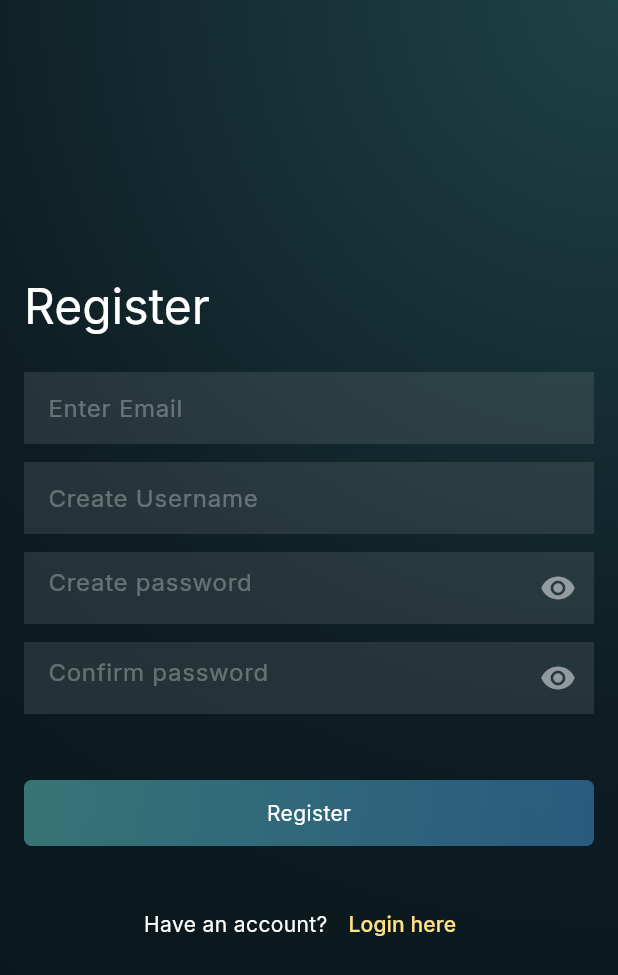
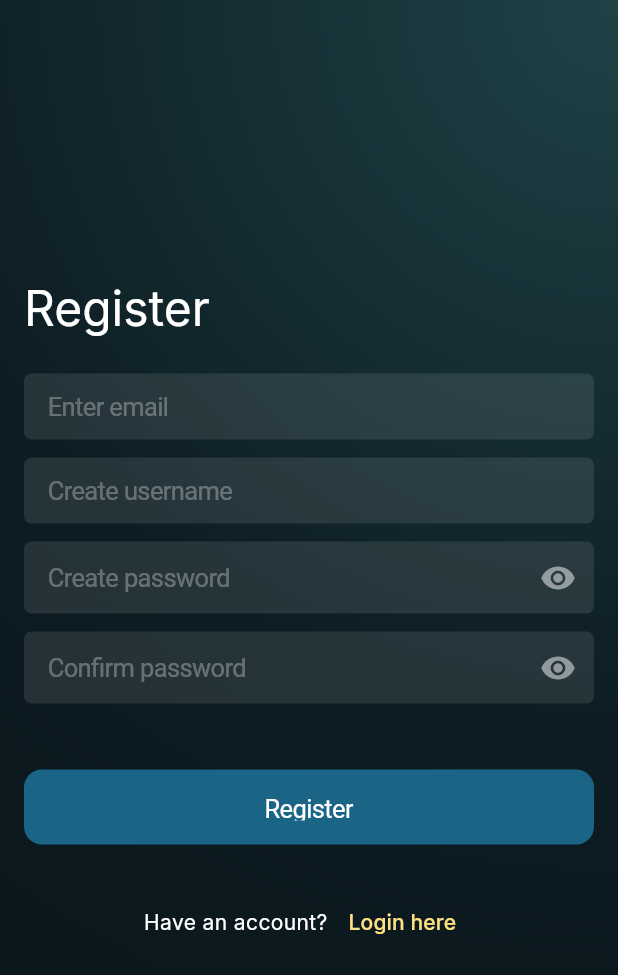
Before and after one commit to adityaw24/youapp_frontend, a Flutter app: the screen it shows after launch, after a tap on "Register here", on a phone screen of 412 x 824 dp. Shown: the top 975 px of the screen. Run offline on Flutter 3.47's test engine with Material 3 defaults, Android fonts, the phone set to English and light mode, and no system bars; our stand-ins replace flutter_riverpod, flutter_secure_storage, google_fonts, hexcolor, jwt_decoder.

```diff
--- a/lib/view/screen/login_screen.dart
+++ b/lib/view/screen/login_screen.dart
@@ -1,11 +1,15 @@
 import 'dart:convert';
 
+import 'package:flutter/cupertino.dart';
 import 'package:flutter/material.dart';
 import 'package:hexcolor/hexcolor.dart';
 import 'package:google_fonts/google_fonts.dart';
 import 'package:youapp_frontend/controller/network/http_request.dart';
+import 'package:youapp_frontend/service/storage_service.dart';
+import 'package:youapp_frontend/view/screen/profile_screen.dart';
 
 const httpRequest = HttpRequest();
+final storage = StorageService();
 
 class LoginScreen extends StatefulWidget {
   const LoginScreen({
@@ -25,6 +29,7 @@ class _LoginScreenState extends State<LoginScreen> {
   final _emailController = TextEditingController();
   final _passwordController = TextEditingController();
   String? errorMessage;
+  dynamic userData;
 
   @override
   void dispose() {
@@ -35,6 +40,20 @@ class _LoginScreenState extends State<LoginScreen> {
 
   void _handleRegister() {
     widget.onRegister(true);
+  }
+
+  void _goProfile() {
+    storage.readData('user_data').then((value) {
+      setState(() {
+        userData = jsonDecode(value!);
+      });
+    });
+
+    Navigator.of(context).push(
+      MaterialPageRoute(
+        builder: (context) => ProfileScreen(userData: userData),
+      ),
+    );
   }
 
   void _onSubmit() async {
@@ -66,6 +85,7 @@ class _LoginScreenState extends State<LoginScreen> {
     } on Exception catch (err) {
       // print('error => $err');
       setState(() {
+        _isSubmit = false;
         errorMessage = err.toString();
       });
     }
@@ -73,6 +93,11 @@ class _LoginScreenState extends State<LoginScreen> {
     setState(() {
       _isSubmit = false;
     });
+
+    _emailController.clear();
+    _passwordController.clear();
+
+    _goProfile();
   }
 
   void _snackbarNotification(String message) {
@@ -120,17 +145,21 @@ class _LoginScreenState extends State<LoginScreen> {
                   const SizedBox(
                     height: 24,
                   ),
-                  TextField(
+                  CupertinoTextField.borderless(
+                    placeholder: 'Enter email',
                     controller: _emailController,
-                    decoration: const InputDecoration(
-                      hintText: 'Enter Email',
-                      hintStyle: TextStyle(
+                    decoration: const BoxDecoration(
+                      borderRadius: BorderRadius.all(
+                        Radius.circular(5),
+                      ),
+                      color: Color.fromRGBO(255, 255, 255, 0.1),
+                    ),
+                    placeholderStyle: const TextStyle(
                       color: Color.fromRGBO(255, 255, 255, 0.3),
                     ),
-                      fillColor: Color.fromRGBO(255, 255, 255, 0.1),
-                      enabledBorder: InputBorder.none,
-                      alignLabelWithHint: false,
-                      filled: true,
+                    padding: const EdgeInsets.symmetric(
+                      vertical: 12,
+                      horizontal: 16,
                     ),
                     enableSuggestions: true,
                     style: const TextStyle(
@@ -140,17 +169,24 @@ class _LoginScreenState extends State<LoginScreen> {
                   const SizedBox(
                     height: 12,
                   ),
-                  TextField(
+                  CupertinoTextField.borderless(
+                    placeholder: 'Enter password',
                     controller: _passwordController,
                     obscureText: !_passwordVisible,
-                    decoration: InputDecoration(
-                      hintText: 'Enter password',
-                      hintStyle: const TextStyle(
+                    decoration: const BoxDecoration(
+                      borderRadius: BorderRadius.all(
+                        Radius.circular(5),
+                      ),
+                      color: Color.fromRGBO(255, 255, 255, 0.1),
+                    ),
+                    placeholderStyle: const TextStyle(
                       color: Color.fromRGBO(255, 255, 255, 0.3),
                     ),
-                      fillColor: const Color.fromRGBO(255, 255, 255, 0.1),
-                      enabledBorder: InputBorder.none,
-                      suffixIcon: IconButton(
+                    padding: const EdgeInsets.symmetric(
+                      vertical: 12,
+                      horizontal: 16,
+                    ),
+                    suffix: IconButton(
                       icon: Icon(
                         _passwordVisible
                             ? Icons.visibility_off
@@ -165,10 +201,7 @@ class _LoginScreenState extends State<LoginScreen> {
                         );
                       },
                     ),
-                      alignLabelWithHint: false,
-                      filled: true,
-                    ),
-                    // keyboardType: TextInputType.visiblePassword,
+                    keyboardType: TextInputType.visiblePassword,
                     textInputAction: TextInputAction.done,
                     style: const TextStyle(
                       color: Colors.white,
@@ -187,39 +220,16 @@ class _LoginScreenState extends State<LoginScreen> {
                   const SizedBox(
                     height: 28,
                   ),
-                  GestureDetector(
-                    onTap: _onSubmit,
-                    child: DecoratedBox(
-                      decoration: const BoxDecoration(
-                        shape: BoxShape.rectangle,
-                        borderRadius: BorderRadius.all(
-                          Radius.circular(5),
-                        ),
-                        gradient: LinearGradient(
-                          colors: [
-                            // HexColor('#62CDCB80'),
-                            // HexColor('#4599DB80'),
-                            Color.fromRGBO(98, 205, 203, 0.5),
-                            Color.fromRGBO(69, 153, 219, 0.5)
-                          ],
-                          begin: Alignment.centerLeft,
-                          end: Alignment.centerRight,
-                        ),
-                      ),
-                      child: Center(
-                        child: Padding(
-                          padding: const EdgeInsets.symmetric(
-                            horizontal: 20,
-                            vertical: 12,
-                          ),
-                          child: Text(
-                            _isSubmit ? 'Loading...' : 'Login',
-                            style: const TextStyle(
+                  SizedBox(
+                    height: 50,
+                    width: double.infinity,
+                    child: CupertinoButton.filled(
+                      onPressed: _onSubmit,
+                      child: _isSubmit
+                          ? const CupertinoActivityIndicator(
                               color: Colors.white,
-                            ),
-                          ),
-                        ),
-                      ),
+                            )
+                          : const Text('Login'),
                     ),
                   ),
                   const SizedBox(
--- a/lib/view/screen/register_screen.dart
+++ b/lib/view/screen/register_screen.dart
@@ -1,5 +1,6 @@
 import 'dart:convert';
 
+import 'package:flutter/cupertino.dart';
 import 'package:flutter/material.dart';
 import 'package:hexcolor/hexcolor.dart';
 import 'package:google_fonts/google_fonts.dart';
@@ -95,6 +96,11 @@ class _RegisterScreenState extends State<RegisterScreen> {
       _isSubmit = false;
     });
 
+    _emailController.clear();
+    _passwordController.clear();
+    _confirmPasswordController.clear();
+    _usernameController.clear();
+
     _goLogin();
     _snackbarNotification('${resultMessage!}. Please Login.');
   }
@@ -148,39 +154,21 @@ class _RegisterScreenState extends State<RegisterScreen> {
                   const SizedBox(
                     height: 24,
                   ),
-                  TextField(
+                  CupertinoTextField.borderless(
+                    placeholder: 'Enter email',
                     controller: _emailController,
-                    decoration: const InputDecoration(
-                      hintText: 'Enter Email',
-                      hintStyle: TextStyle(
+                    decoration: const BoxDecoration(
+                      borderRadius: BorderRadius.all(
+                        Radius.circular(5),
+                      ),
+                      color: Color.fromRGBO(255, 255, 255, 0.1),
+                    ),
+                    placeholderStyle: const TextStyle(
                       color: Color.fromRGBO(255, 255, 255, 0.3),
                     ),
-                      fillColor: Color.fromRGBO(255, 255, 255, 0.1),
-                      enabledBorder: InputBorder.none,
-                      alignLabelWithHint: false,
-                      filled: true,
-                    ),
-                    keyboardType: TextInputType.emailAddress,
-                    textCapitalization: TextCapitalization.none,
-                    enableSuggestions: true,
-                    style: const TextStyle(
-                      color: Colors.white,
-                    ),
-                  ),
-                  const SizedBox(
-                    height: 12,
-                  ),
-                  TextField(
-                    controller: _usernameController,
-                    decoration: const InputDecoration(
-                      hintText: 'Create Username',
-                      hintStyle: TextStyle(
-                        color: Color.fromRGBO(255, 255, 255, 0.3),
-                      ),
-                      fillColor: Color.fromRGBO(255, 255, 255, 0.1),
-                      enabledBorder: InputBorder.none,
-                      alignLabelWithHint: false,
-                      filled: true,
+                    padding: const EdgeInsets.symmetric(
+                      vertical: 12,
+                      horizontal: 16,
                     ),
                     enableSuggestions: true,
                     style: const TextStyle(
@@ -190,17 +178,48 @@ class _RegisterScreenState extends State<RegisterScreen> {
                   const SizedBox(
                     height: 12,
                   ),
-                  TextField(
+                  CupertinoTextField.borderless(
+                    placeholder: 'Create username',
+                    controller: _usernameController,
+                    decoration: const BoxDecoration(
+                      borderRadius: BorderRadius.all(
+                        Radius.circular(5),
+                      ),
+                      color: Color.fromRGBO(255, 255, 255, 0.1),
+                    ),
+                    placeholderStyle: const TextStyle(
+                      color: Color.fromRGBO(255, 255, 255, 0.3),
+                    ),
+                    padding: const EdgeInsets.symmetric(
+                      vertical: 12,
+                      horizontal: 16,
+                    ),
+                    enableSuggestions: true,
+                    style: const TextStyle(
+                      color: Colors.white,
+                    ),
+                  ),
+                  const SizedBox(
+                    height: 12,
+                  ),
+                  CupertinoTextField.borderless(
+                    placeholder: 'Create password',
                     controller: _passwordController,
                     obscureText: !_passwordVisible,
-                    decoration: InputDecoration(
-                      hintText: 'Create password',
-                      hintStyle: const TextStyle(
+                    decoration: const BoxDecoration(
+                      borderRadius: BorderRadius.all(
+                        Radius.circular(5),
+                      ),
+                      color: Color.fromRGBO(255, 255, 255, 0.1),
+                    ),
+                    placeholderStyle: const TextStyle(
                       color: Color.fromRGBO(255, 255, 255, 0.3),
                     ),
-                      fillColor: const Color.fromRGBO(255, 255, 255, 0.1),
-                      enabledBorder: InputBorder.none,
-                      suffixIcon: IconButton(
+                    padding: const EdgeInsets.symmetric(
+                      vertical: 12,
+                      horizontal: 16,
+                    ),
+                    suffix: IconButton(
                       icon: Icon(
                         _passwordVisible
                             ? Icons.visibility_off
@@ -215,10 +234,7 @@ class _RegisterScreenState extends State<RegisterScreen> {
                         );
                       },
                     ),
-                      alignLabelWithHint: false,
-                      filled: true,
-                    ),
-                    // keyboardType: TextInputType.visiblePassword,
+                    keyboardType: TextInputType.visiblePassword,
                     textInputAction: TextInputAction.done,
                     style: const TextStyle(
                       color: Colors.white,
@@ -227,17 +243,24 @@ class _RegisterScreenState extends State<RegisterScreen> {
                   const SizedBox(
                     height: 12,
                   ),
-                  TextField(
+                  CupertinoTextField.borderless(
+                    placeholder: 'Confirm password',
                     controller: _confirmPasswordController,
                     obscureText: !_confirmPasswordVisible,
-                    decoration: InputDecoration(
-                      hintText: 'Confirm password',
-                      hintStyle: const TextStyle(
+                    decoration: const BoxDecoration(
+                      borderRadius: BorderRadius.all(
+                        Radius.circular(5),
+                      ),
+                      color: Color.fromRGBO(255, 255, 255, 0.1),
+                    ),
+                    placeholderStyle: const TextStyle(
                       color: Color.fromRGBO(255, 255, 255, 0.3),
                     ),
-                      fillColor: const Color.fromRGBO(255, 255, 255, 0.1),
-                      enabledBorder: InputBorder.none,
-                      suffixIcon: IconButton(
+                    padding: const EdgeInsets.symmetric(
+                      vertical: 12,
+                      horizontal: 16,
+                    ),
+                    suffix: IconButton(
                       icon: Icon(
                         _confirmPasswordVisible
                             ? Icons.visibility_off
@@ -247,14 +270,10 @@ class _RegisterScreenState extends State<RegisterScreen> {
                       onPressed: () {
                         setState(
                           () {
-                              _confirmPasswordVisible =
-                                  !_confirmPasswordVisible;
+                            _confirmPasswordVisible = !_confirmPasswordVisible;
                           },
                         );
                       },
-                      ),
-                      alignLabelWithHint: false,
-                      filled: true,
                     ),
                     keyboardType: TextInputType.visiblePassword,
                     textInputAction: TextInputAction.done,
@@ -275,39 +294,16 @@ class _RegisterScreenState extends State<RegisterScreen> {
                   const SizedBox(
                     height: 28,
                   ),
-                  GestureDetector(
-                    onTap: _onSubmit,
-                    child: DecoratedBox(
-                      decoration: const BoxDecoration(
-                        shape: BoxShape.rectangle,
-                        borderRadius: BorderRadius.all(
-                          Radius.circular(5),
-                        ),
-                        gradient: LinearGradient(
-                          colors: [
-                            // HexColor('#62CDCB80'),
-                            // HexColor('#4599DB80'),
-                            Color.fromRGBO(98, 205, 203, 0.5),
-                            Color.fromRGBO(69, 153, 219, 0.5)
-                          ],
-                          begin: Alignment.centerLeft,
-                          end: Alignment.centerRight,
-                        ),
-                      ),
-                      child: Center(
-                        child: Padding(
-                          padding: const EdgeInsets.symmetric(
-                            horizontal: 20,
-                            vertical: 12,
-                          ),
-                          child: Text(
-                            _isSubmit ? 'Loading...' : 'Register',
-                            style: const TextStyle(
+                  SizedBox(
+                    height: 50,
+                    width: double.infinity,
+                    child: CupertinoButton.filled(
+                      onPressed: _onSubmit,
+                      child: _isSubmit
+                          ? const CupertinoActivityIndicator(
                               color: Colors.white,
-                            ),
-                          ),
-                        ),
-                      ),
+                            )
+                          : const Text('Register'),
                     ),
                   ),
                   const SizedBox(
--- a/pubspec.yaml
+++ b/pubspec.yaml
@@ -38,6 +38,9 @@ dependencies:
   hexcolor: ^3.0.1
   google_fonts: ^6.1.0
   http: ^1.2.0
+  flutter_riverpod: ^2.4.9
+  flutter_secure_storage: ^9.0.0
+  jwt_decoder: ^2.0.1
 
 dev_dependencies:
   flutter_test:
```
Also changed, not shown: lib/controller/network/http_request.dart (+20 -1 lines), lib/controller/provider/profile_provider.dart (added, +38 -0 lines), lib/models/profile.dart (added, +10 -0 lines), lib/service/storage_service.dart (added, +27 -0 lines), lib/view/screen/profile_screen.dart (added, +81 -0 lines), lib/view/widget/image_section.dart (added, +40 -0 lines), pubspec.lock, 6 other files. Lines whose indentation alone changed are shown as unchanged.
